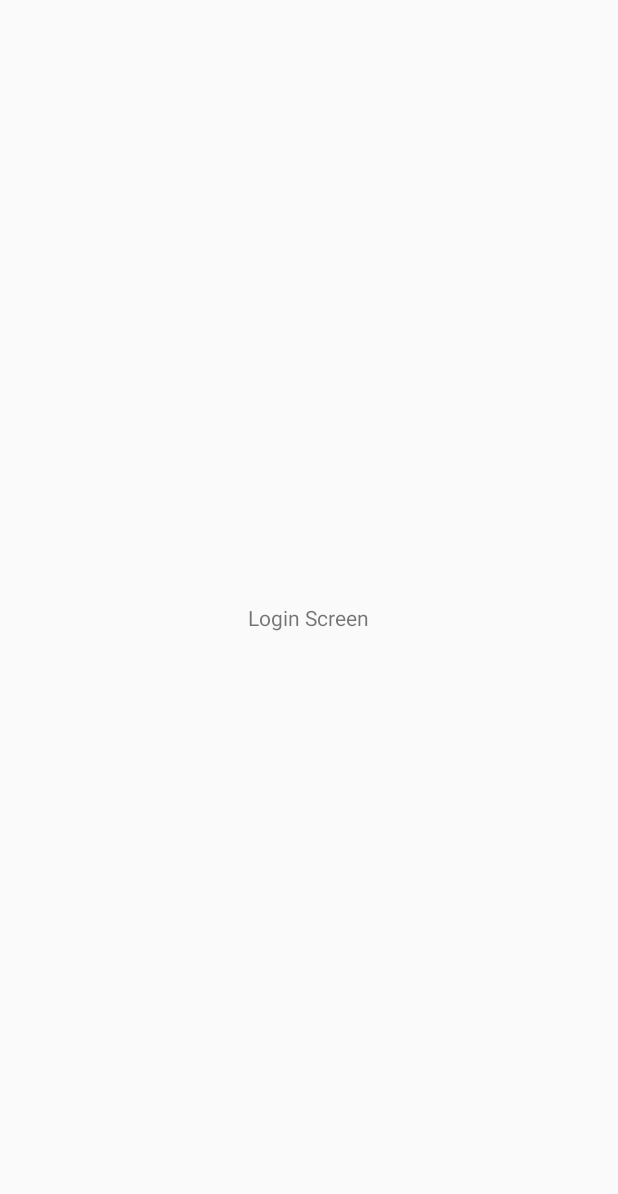
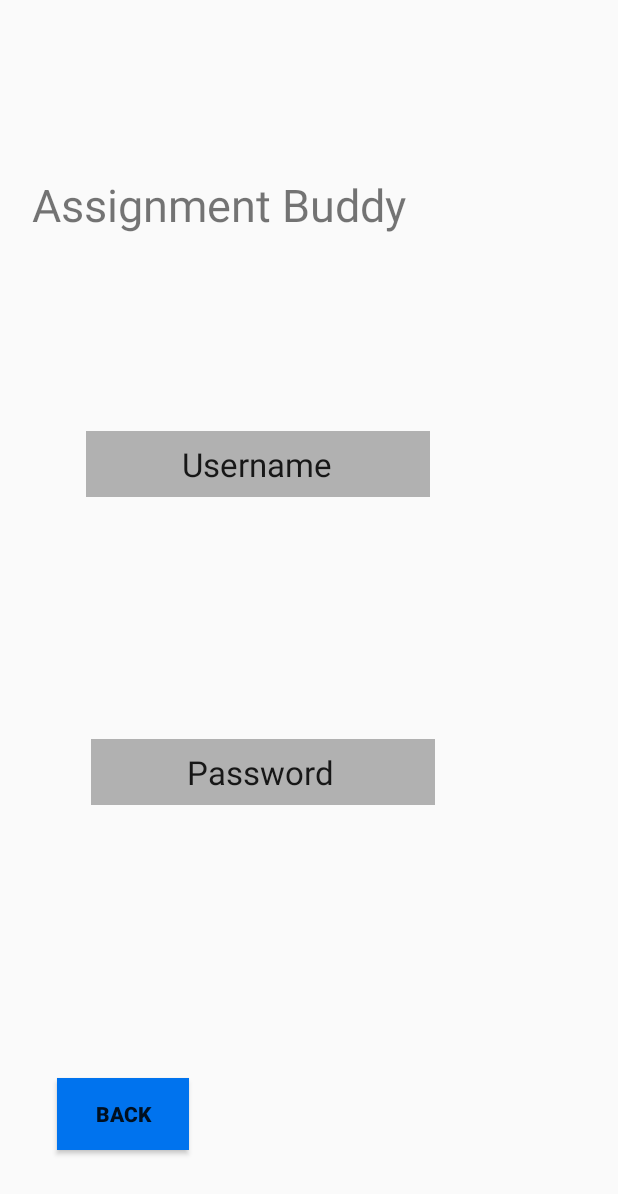
Before and after one commit to sicuriellovir/AssignmentBuddy, an Android app: the LoginScreen screen opened directly, with no data from a screen before it, on a phone screen of 412 x 824 dp. Before the commit the part shown is almost empty. Shown: the top 1194 px of the screen. Run offline under Robolectric (Android 15) with nearby library versions, the phone set to English and light mode, and no system bars.

Commit message:
login screen

```diff
--- a/app/src/main/java/com/example/softwareengrproject/LoginScreen.java
+++ b/app/src/main/java/com/example/softwareengrproject/LoginScreen.java
@@ -1,7 +1,11 @@
 package com.example.softwareengrproject;
 
 import androidx.appcompat.app.AppCompatActivity;
+
+import android.content.Intent;
 import android.os.Bundle;
+import android.view.View;
+import android.widget.Button;
 
 //File Description: Creates activity page for Login screen
 //Design/interface of this activity - stored in: activity_loginscreen.xmlscreen.xml
@@ -11,5 +15,19 @@ public class LoginScreen extends AppCompatActivity {
     protected void onCreate(Bundle savedInstanceState) {
         super.onCreate(savedInstanceState);
         setContentView(R.layout.activity_loginscreen);
+
+        Button Back = findViewById((R.id.Back));
+        Back.setOnClickListener(new View.OnClickListener() {
+            @Override
+            public void onClick(View v) {
+                goBack();
+            }
+        });
+
+    }
+
+    public void goBack(){
+        Intent intent = new Intent(this, HomeScreen.class);
+        startActivity(intent);
     }
 }
--- a/app/src/main/java/com/example/softwareengrproject/ScreenRegister.java
+++ b/app/src/main/java/com/example/softwareengrproject/ScreenRegister.java
@@ -15,32 +15,7 @@ public class ScreenRegister extends AppCompatActivity {
         super.onCreate(savedInstanceState);
         setContentView(R.layout.activity_screen_register);
 
-        Button button = findViewById(R.id.button);
-        Button button2 = findViewById((R.id.button2));
-        button.setOnClickListener(new View.OnClickListener() {
-            @Override
-            public void onClick(View v) {
-                openActivity4();
-            }
-        });
-
-        button2.setOnClickListener(new View.OnClickListener() {
-            @Override
-            public void onClick(View v) {
-                openActivity5();
-            }
-        });
     }
 
-    public void openActivity4()
-    {
-//        Intent intent = new Intent(this, .class);
-//        startActivity(intent);
-    }
 
-    public void openActivity5()
-    {
-//        Intent intent = new Intent(this, .class);
-//        startActivity(intent);
-    }
 }
--- a/app/src/main/res/layout/activity_loginscreen.xml
+++ b/app/src/main/res/layout/activity_loginscreen.xml
@@ -10,10 +10,62 @@ Here you can create the Login page.
     tools:context="com.example.softwareengrproject.LoginScreen">
 
     <TextView
+        android:id="@+id/AssignmentBuddy"
+        android:layout_width="286dp"
+        android:layout_height="95dp"
+        android:layout_alignParentStart="true"
+        android:layout_alignParentLeft="true"
+        android:layout_alignParentTop="true"
+        android:layout_centerHorizontal="true"
+        android:layout_marginStart="21dp"
+        android:layout_marginLeft="21dp"
+        android:layout_marginTop="116dp"
+        android:ems="10"
+        android:inputType="textPersonName"
+        android:text="@string/assignment_buddy"
+        android:textSize="30sp" />
+
+    <EditText
+        android:id="@+id/user"
+        android:layout_width="229dp"
+        android:layout_height="44dp"
+        android:layout_alignParentTop="true"
+        android:layout_alignParentEnd="true"
+        android:layout_alignParentRight="true"
+        android:layout_centerHorizontal="true"
+        android:layout_marginTop="287dp"
+        android:layout_marginEnd="125dp"
+        android:layout_marginRight="125dp"
+        android:background="#B1B1B1"
+        android:text="            Username"
+        android:textSize="22sp" />
+
+    <EditText
+        android:id="@+id/Password"
+        android:layout_width="229dp"
+        android:layout_height="44dp"
+        android:layout_alignParentEnd="true"
+        android:layout_alignParentRight="true"
+        android:layout_alignParentBottom="true"
+        android:layout_centerHorizontal="true"
+        android:layout_marginEnd="122dp"
+        android:layout_marginRight="122dp"
+        android:layout_marginBottom="287dp"
+        android:background="#B1B1B1"
+        android:text="            Password"
+        android:textSize="22sp" />
+
+    <Button
+        android:id="@+id/Back"
         android:layout_width="wrap_content"
         android:layout_height="wrap_content"
-        android:layout_centerHorizontal="true"
-        android:layout_centerVertical="true"
-        android:text="Login Screen" />
-
+        android:layout_alignParentStart="true"
+        android:layout_alignParentLeft="true"
+        android:layout_alignParentBottom="true"
+        android:layout_marginStart="38dp"
+        android:layout_marginLeft="38dp"
+        android:layout_marginBottom="57dp"
+        android:background="#0073EE"
+        android:text="Back"
+        android:textStyle="bold" />
 </RelativeLayout>
--- a/app/src/main/res/values/strings.xml
+++ b/app/src/main/res/values/strings.xml
@@ -4,4 +4,6 @@
     <!-- TODO: Remove or change this placeholder text -->
     <string name="hello_blank_fragment">Hello blank fragment</string>
     <string name="fragment_header">AssignmentBuddy</string>
+    <string name="assignment_buddy">Assignment Buddy</string>
+    <string name="Username">Button</string>
 </resources>
```
